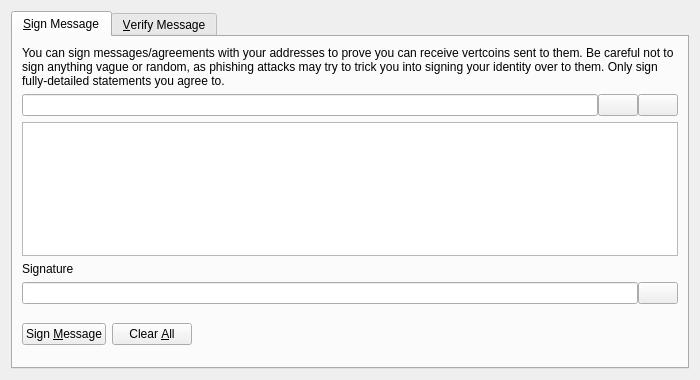
This is src/qt/forms/signverifymessagedialog.ui in Garlicium/GRLM as Qt 5 draws it before an edit. The edited form follows.
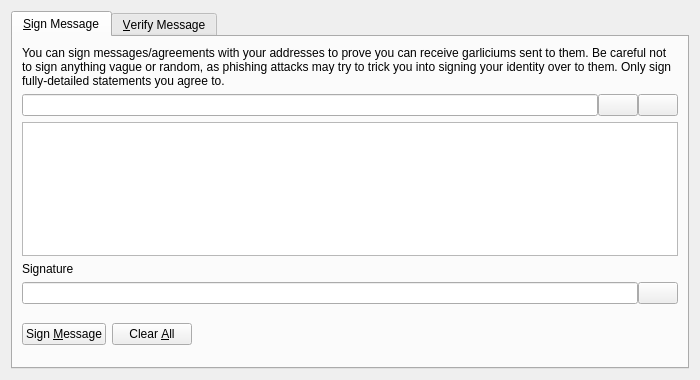
This is the edited form. Icons and pictures are not drawn. Custom widgets are drawn as their Qt base class.

Patch:
```diff
--- a/src/qt/forms/signverifymessagedialog.ui
+++ b/src/qt/forms/signverifymessagedialog.ui
@@ -30,7 +30,7 @@
        <item>
         <widget class="QLabel" name="infoLabel_SM">
          <property name="text">
-          <string>You can sign messages/agreements with your addresses to prove you can receive vertcoins sent to them. Be careful not to sign anything vague or random, as phishing attacks may try to trick you into signing your identity over to them. Only sign fully-detailed statements you agree to.</string>
+          <string>You can sign messages/agreements with your addresses to prove you can receive garliciums sent to them. Be careful not to sign anything vague or random, as phishing attacks may try to trick you into signing your identity over to them. Only sign fully-detailed statements you agree to.</string>
          </property>
          <property name="textFormat">
           <enum>Qt::PlainText</enum>
```
Left out of the diff: 8 changed lines with no effect on the pictures.
